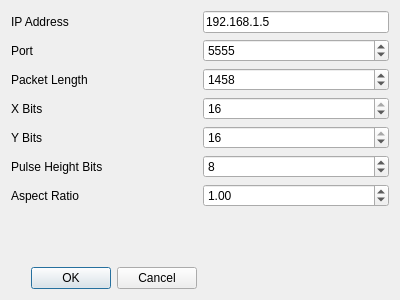
Qt form src/mcpdaqetherdaqdialog.ui (cosmonaut/MCPDAQ) before a commit.
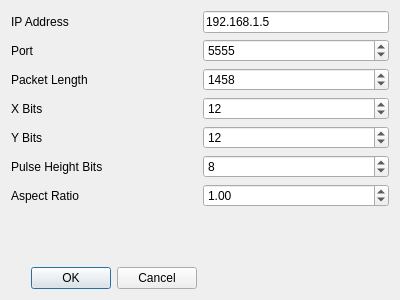
The same form after that commit.

```diff
--- a/src/mcpdaqetherdaqdialog.ui
+++ b/src/mcpdaqetherdaqdialog.ui
@@ -97,10 +97,10 @@
       <number>1</number>
      </property>
      <property name="maximum">
-      <number>16</number>
+      <number>14</number>
      </property>
      <property name="value">
-      <number>16</number>
+      <number>12</number>
      </property>
     </widget>
    </item>
@@ -124,10 +124,10 @@
       <number>1</number>
      </property>
      <property name="maximum">
-      <number>16</number>
+      <number>14</number>
      </property>
      <property name="value">
-      <number>16</number>
+      <number>12</number>
      </property>
     </widget>
    </item>
```
Left out of the diff: 2 changed lines with no effect on the pictures.
